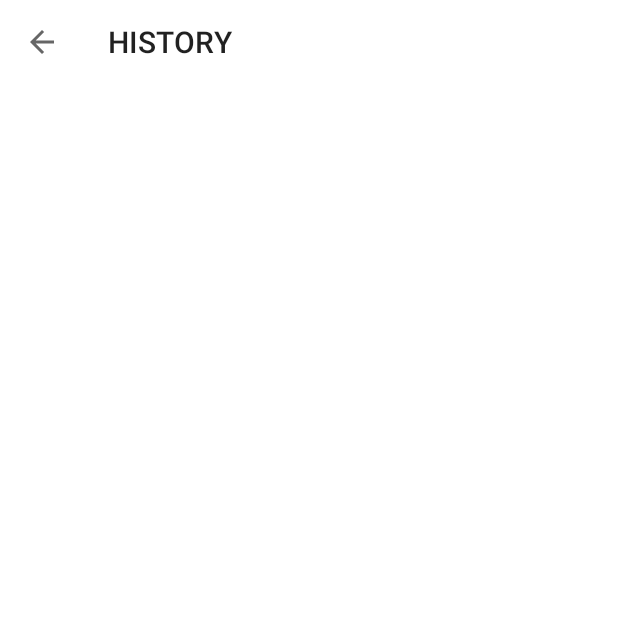
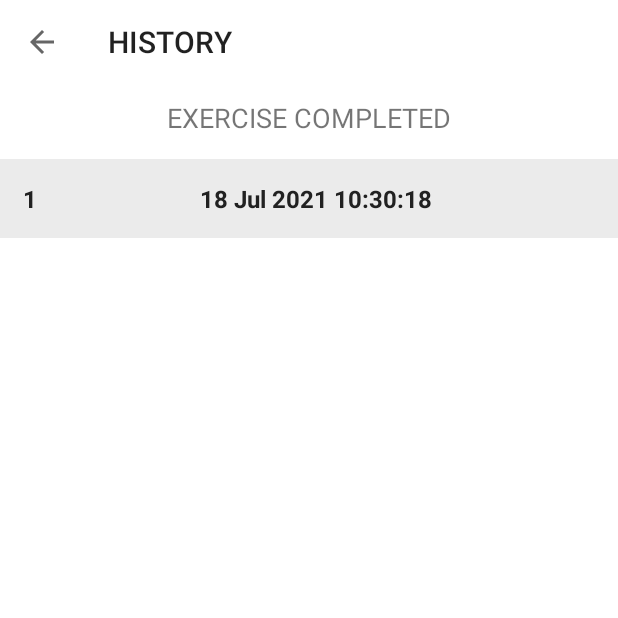
Before and after one commit to ivapapac/a7MinuteWorkout, an Android app: the HistoryActivity screen opened directly, with no data from a screen before it, on a phone screen of 412 x 824 dp, the top half of it. Before the commit the part shown is almost empty. Run offline under Robolectric (Android 15) with nearby library versions, the phone set to English and light mode, and no system bars.

Commit message:
Finished history activity

```diff
--- a/app/src/main/java/com/example/a7minuteworkout/ExerciseActivity.kt
+++ b/app/src/main/java/com/example/a7minuteworkout/ExerciseActivity.kt
@@ -22,7 +22,7 @@ class ExerciseActivity : AppCompatActivity(), TextToSpeech.OnInitListener {
 
     private var restTimer: CountDownTimer? = null
     private var restProgress: Int = 0
-    private val restTimerDuration = 10
+    private val restTimerDuration = 30
 
     private var exerciseTimer: CountDownTimer? = null
     private var exerciseProgress: Int = 0
--- a/app/src/main/java/com/example/a7minuteworkout/FinishActivity.kt
+++ b/app/src/main/java/com/example/a7minuteworkout/FinishActivity.kt
@@ -2,7 +2,10 @@ package com.example.a7minuteworkout
 
 import androidx.appcompat.app.AppCompatActivity
 import android.os.Bundle
+import android.util.Log
 import kotlinx.android.synthetic.main.activity_finish.*
+import java.text.SimpleDateFormat
+import java.util.*
 
 class FinishActivity : AppCompatActivity() {
     override fun onCreate(savedInstanceState: Bundle?) {
@@ -16,8 +19,25 @@ class FinishActivity : AppCompatActivity() {
             onBackPressed()
         }
 
-        btnFinish.setOnClickListener{
+        btnFinish.setOnClickListener {
             finish()
         }
+
+        addDateToDatabase()
+    }
+
+    private fun addDateToDatabase() {
+        val cal = Calendar.getInstance()
+        val dateTime = cal.time
+
+        Log.i("DATE: ", dateTime.toString())
+
+        val sdf = SimpleDateFormat("dd MMM yyyy HH:mm:ss", Locale.getDefault())
+        val date = sdf.format(dateTime)
+
+        val dbHandler = SqliteOpenHelper(this, null)
+        dbHandler.addDate(date)
+
+        Log.i("DATE: ", "Added")
     }
 }
--- a/app/src/main/java/com/example/a7minuteworkout/HistoryActivity.kt
+++ b/app/src/main/java/com/example/a7minuteworkout/HistoryActivity.kt
@@ -2,6 +2,9 @@ package com.example.a7minuteworkout
 
 import androidx.appcompat.app.AppCompatActivity
 import android.os.Bundle
+import android.util.Log
+import android.view.View
+import androidx.recyclerview.widget.LinearLayoutManager
 import kotlinx.android.synthetic.main.activity_history.*
 
 class HistoryActivity : AppCompatActivity() {
@@ -16,5 +19,25 @@ class HistoryActivity : AppCompatActivity() {
         toolbar_history_activity.setNavigationOnClickListener {
             onBackPressed()
         }
+
+        getAllCompletedDates()
+    }
+
+    private fun getAllCompletedDates(){
+        val dbHandler = SqliteOpenHelper(this, null)
+        val completedDates = dbHandler.getAllCompletedDatesList()
+
+        if(completedDates.size > 0){
+            tvHistory.visibility = View.VISIBLE
+            rvHistory.visibility = View.VISIBLE
+            tvNoDataAvailable.visibility = View.GONE
+
+            rvHistory.layoutManager = LinearLayoutManager(this)
+            rvHistory.adapter = HistoryAdapter(this, completedDates)
+        } else {
+            tvHistory.visibility = View.GONE
+            rvHistory.visibility = View.GONE
+            tvNoDataAvailable.visibility = View.VISIBLE
+        }
     }
 }
--- /dev/null
+++ b/app/src/main/java/com/example/a7minuteworkout/HistoryAdapter.kt
@@ -0,0 +1,44 @@
+package com.example.a7minuteworkout
+
+import android.content.Context
+import android.graphics.Color
+import android.view.LayoutInflater
+import android.view.View
+import android.view.ViewGroup
+import android.widget.LinearLayout
+import android.widget.TextView
+import androidx.recyclerview.widget.RecyclerView
+import kotlinx.android.synthetic.main.item_history_row.view.*
+
+class HistoryAdapter(val context: Context, val items: ArrayList<String>) :
+    RecyclerView.Adapter<HistoryAdapter.ViewHolder>() {
+
+    class ViewHolder(view: View) : RecyclerView.ViewHolder(view) {
+        val historyItem: LinearLayout = view.ll_history_item_main
+        val tvItem: TextView = view.tvItem
+        val tvPosition: TextView = view.tvPosition
+    }
+
+    override fun onCreateViewHolder(parent: ViewGroup, viewType: Int): ViewHolder {
+        return ViewHolder(
+            LayoutInflater.from(context).inflate(R.layout.item_history_row, parent, false)
+        )
+    }
+
+    override fun onBindViewHolder(holder: ViewHolder, position: Int) {
+        val date = items[position]
+
+        holder.tvPosition.text = (position + 1).toString()
+        holder.tvItem.text = date
+
+        if (position % 2 == 0) {
+            holder.historyItem.setBackgroundColor(Color.parseColor("#EBEBEB"))
+        } else {
+            holder.historyItem.setBackgroundColor(Color.parseColor("#FFFFFF"))
+        }
+    }
+
+    override fun getItemCount(): Int {
+        return items.size
+    }
+}
--- /dev/null
+++ b/app/src/main/java/com/example/a7minuteworkout/SqliteOpenHelper.kt
@@ -0,0 +1,51 @@
+package com.example.a7minuteworkout
+
+import android.content.ContentValues
+import android.content.Context
+import android.database.sqlite.SQLiteDatabase
+import android.database.sqlite.SQLiteOpenHelper
+
+class SqliteOpenHelper(context: Context, factory: SQLiteDatabase.CursorFactory?) :
+    SQLiteOpenHelper(context, DATABASE_NAME, factory, DATABASE_VERSION) {
+
+    companion object {
+        private val DATABASE_VERSION = 1
+        private val DATABASE_NAME = "SevenMinutesWorkout.db"
+        private val TABLE_HISTORY = "History"
+        private val COLUMN_ID = "_id"
+        private val COLUMN_COMPLETED_DATE = "completed_date"
+    }
+
+    override fun onCreate(db: SQLiteDatabase?) {
+        val CREATE_EXERCISE_TABLE =
+            "CREATE TABLE $TABLE_HISTORY($COLUMN_ID INTEGER PRIMARY KEY, $COLUMN_COMPLETED_DATE TEXT)"
+
+        db?.execSQL(CREATE_EXERCISE_TABLE)
+    }
+
+    override fun onUpgrade(db: SQLiteDatabase?, oldVersion: Int, newVersion: Int) {
+        db?.execSQL("DROP TABLE IF EXISTS $TABLE_HISTORY")
+        onCreate(db)
+    }
+
+    fun addDate(date: String) {
+        val values = ContentValues()
+        values.put(COLUMN_COMPLETED_DATE, date)
+
+        this.writableDatabase.insert(TABLE_HISTORY, null, values)
+    }
+
+    fun getAllCompletedDatesList(): ArrayList<String> {
+        val list = ArrayList<String>()
+        val db = this.readableDatabase
+        val cursor = db.rawQuery("SELECT * FROM $TABLE_HISTORY", null)
+
+        while(cursor.moveToNext()){
+            val date = cursor.getString(cursor.getColumnIndex(COLUMN_COMPLETED_DATE))
+            list.add(date)
+        }
+        cursor.close()
+
+        return list
+    }
+}
--- a/app/src/main/res/layout/activity_history.xml
+++ b/app/src/main/res/layout/activity_history.xml
@@ -13,4 +13,41 @@
         android:layout_height="?android:attr/actionBarSize"
         android:background="@color/white" />
 
+    <LinearLayout
+        android:layout_width="match_parent"
+        android:layout_height="match_parent"
+        android:orientation="vertical">
+
+        <TextView
+            android:id="@+id/tvHistory"
+            android:layout_width="match_parent"
+            android:layout_height="wrap_content"
+            android:layout_margin="10dp"
+            android:gravity="center"
+            android:text="@string/exercise_completed"
+            android:textSize="18sp"
+            android:visibility="gone"
+            tools:visibility="visible" />
+
+        <androidx.recyclerview.widget.RecyclerView
+            android:id="@+id/rvHistory"
+            android:layout_width="match_parent"
+            android:layout_height="match_parent"
+            android:layout_marginTop="5dp"
+            android:visibility="gone"
+            tools:visibility="visible" />
+
+        <TextView
+            android:id="@+id/tvNoDataAvailable"
+            android:layout_width="match_parent"
+            android:layout_height="match_parent"
+            android:gravity="center"
+            android:text="@string/no_data_available"
+            android:textColor="#212121"
+            android:textSize="18sp"
+            android:visibility="visible"
+            tools:visibility="gone"/>
+
+    </LinearLayout>
+
 </LinearLayout>
--- /dev/null
+++ b/app/src/main/res/layout/item_history_row.xml
@@ -0,0 +1,32 @@
+<?xml version="1.0" encoding="utf-8"?>
+<LinearLayout xmlns:android="http://schemas.android.com/apk/res/android"
+    xmlns:tools="http://schemas.android.com/tools"
+    android:id="@+id/ll_history_item_main"
+    android:layout_width="match_parent"
+    android:layout_height="wrap_content"
+    android:background="#EBEBEB"
+    android:orientation="horizontal"
+    android:padding="15dp">
+
+    <TextView
+        android:id="@+id/tvPosition"
+        android:layout_width="wrap_content"
+        android:layout_height="wrap_content"
+        android:gravity="center"
+        android:textColor="#212121"
+        android:textSize="16sp"
+        android:textStyle="bold"
+        tools:text="1" />
+
+    <TextView
+        android:id="@+id/tvItem"
+        android:layout_width="0dp"
+        android:layout_height="wrap_content"
+        android:layout_weight="1"
+        android:gravity="center"
+        android:textColor="#212121"
+        android:textSize="16sp"
+        android:textStyle="bold"
+        tools:text="DATE" />
+
+</LinearLayout>
--- a/app/src/main/res/values/strings.xml
+++ b/app/src/main/res/values/strings.xml
@@ -25,4 +25,6 @@
     <string name="us_units">US UNITS</string>
     <string name="weight_in_lbs">WEIGHT (in lbs)</string>
     <string name="history">History</string>
+    <string name="no_data_available">NO DATA AVAILABLE</string>
+    <string name="exercise_completed">EXERCISE COMPLETED</string>
 </resources>
```
